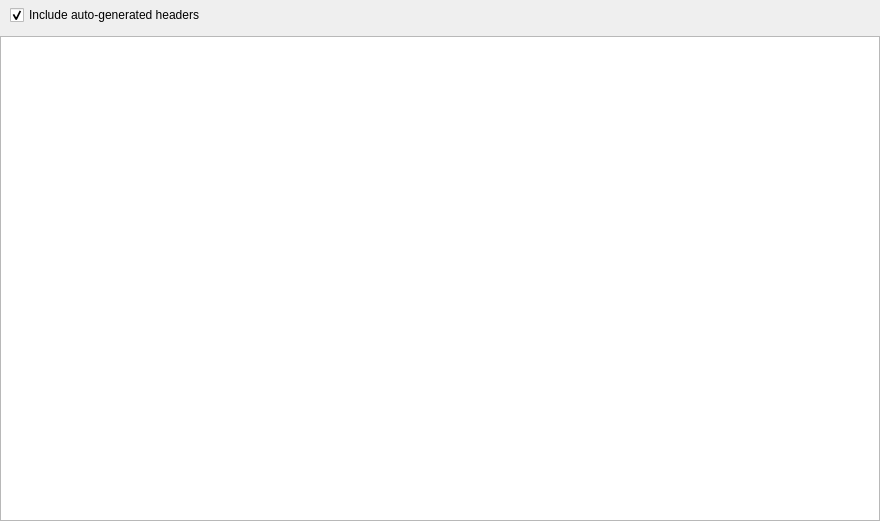
Old version of the form src/frontend/views/editor/request_headers_form.ui in the repository evanrolfe/oneproxy.
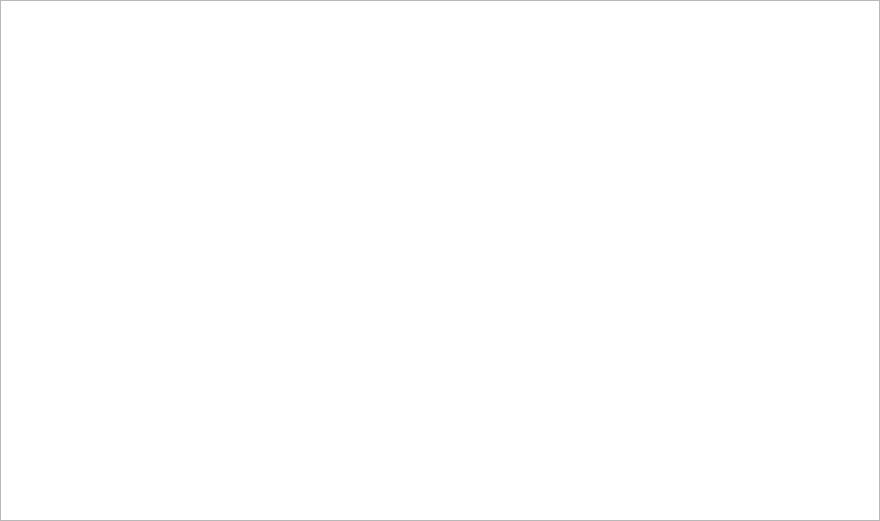
New version of the form.

Commit message: Frontend: improve request editor form

Patch:
```diff
--- a/src/frontend/views/editor/request_headers_form.ui
+++ b/src/frontend/views/editor/request_headers_form.ui
@@ -10,7 +10,10 @@
     <height>521</height>
    </rect>
   </property>
-  <layout class="QVBoxLayout" name="verticalLayout_2">
+  <layout class="QVBoxLayout" name="verticalLayout">
+   <property name="spacing">
+    <number>0</number>
+   </property>
    <property name="leftMargin">
     <number>0</number>
    </property>
@@ -24,50 +27,7 @@
     <number>0</number>
    </property>
    <item>
-    <layout class="QVBoxLayout" name="headersLayout">
-     <item>
-      <layout class="QHBoxLayout" name="horizontalLayout">
-       <property name="leftMargin">
-        <number>10</number>
-       </property>
-       <property name="topMargin">
-        <number>5</number>
-       </property>
-       <property name="rightMargin">
-        <number>10</number>
-       </property>
-       <property name="bottomMargin">
-        <number>5</number>
-       </property>
-       <item>
-        <widget class="QCheckBox" name="showGeneratedHeaders">
-         <property name="text">
-          <string>Include auto-generated headers</string>
-         </property>
-         <property name="checked">
-          <bool>true</bool>
-         </property>
-        </widget>
-       </item>
-       <item>
-        <spacer name="horizontalSpacer">
-         <property name="orientation">
-          <enum>Qt::Horizontal</enum>
-         </property>
-         <property name="sizeHint" stdset="0">
-          <size>
-           <width>40</width>
-           <height>20</height>
-          </size>
-         </property>
-        </spacer>
-       </item>
-      </layout>
-     </item>
-     <item>
-      <widget class="QTableView" name="headersTable"/>
-     </item>
-    </layout>
+    <widget class="QTableView" name="headersTable"/>
    </item>
   </layout>
  </widget>
```
Left out of the diff: 2 changed lines with no effect on the pictures. The commit also changes 7 other files.
